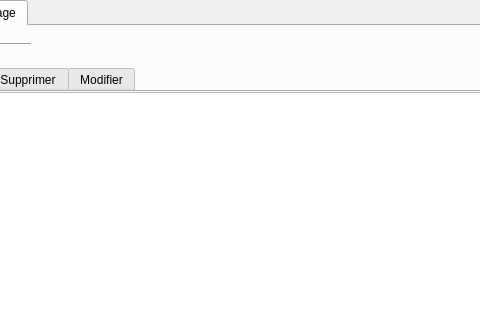
Before: the Qt Designer form Code Integration + Hamdi/Smart_Home_Delivery_Compapny_2A14-master/personnel.ui in ZeinebHaraketi/Smart_Home_Delivery_Compapny_2A14, drawn with Qt 5; both pictures show x 89 to 569 and y 0 to 320 of the 758 by 517 pixel window.
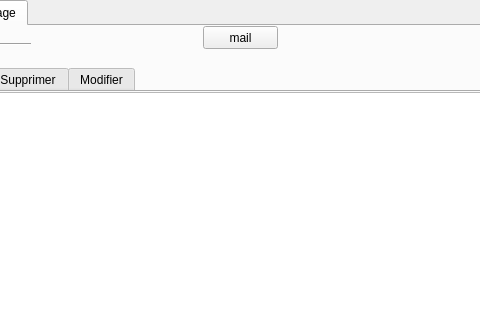
After: the same form once the commit is applied. The open tabs and pages were chosen to show the change.

Patch:
```diff
--- a/Code Integration + Hamdi/Smart_Home_Delivery_Compapny_2A14-master/personnel.ui
+++ b/Code Integration + Hamdi/Smart_Home_Delivery_Compapny_2A14-master/personnel.ui
@@ -567,6 +567,19 @@
       <enum>Qt::Horizontal</enum>
      </property>
     </widget>
+    <widget class="QPushButton" name="pushButton">
+     <property name="geometry">
+      <rect>
+       <x>300</x>
+       <y>0</y>
+       <width>75</width>
+       <height>23</height>
+      </rect>
+     </property>
+     <property name="text">
+      <string>mail</string>
+     </property>
+    </widget>
    </widget>
   </widget>
  </widget>
```
Left out of the diff: 6 changed lines with no effect on the pictures.
